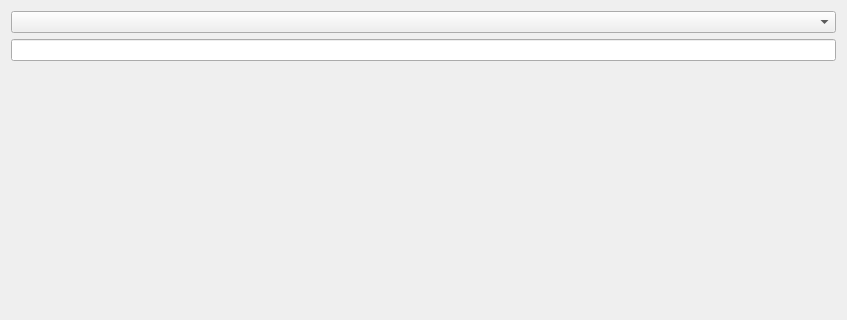
Qt form forms/objectpropertiesdlg.ui (RasmusRPaulsen/Sumatra) before a commit; both pictures show x 0 to 847 and y 0 to 320 of the 847 by 471 pixel window.
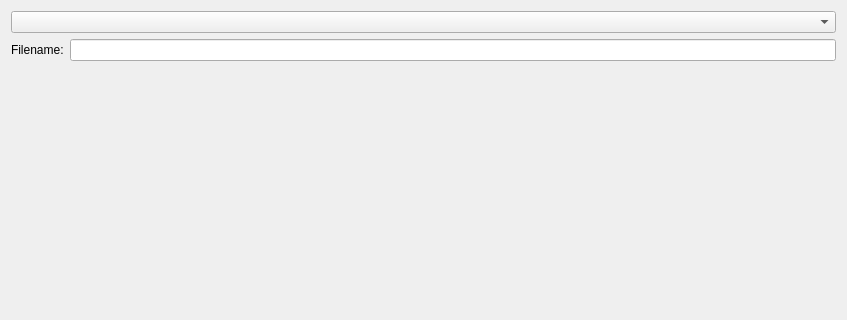
The same form after that commit.

Commit message: object props dialog

What changed in the file:
```diff
--- a/forms/objectpropertiesdlg.ui
+++ b/forms/objectpropertiesdlg.ui
@@ -32,7 +32,14 @@
      <item row="0" column="0" colspan="2">
       <widget class="QComboBox" name="selectedObjectCB"/>
      </item>
-     <item row="1" column="0" colspan="2">
+     <item row="1" column="0">
+      <widget class="QLabel" name="label">
+       <property name="text">
+        <string>Filename:</string>
+       </property>
+      </widget>
+     </item>
+     <item row="1" column="1">
       <widget class="QLineEdit" name="fullObjectName">
        <property name="enabled">
         <bool>true</bool>
```
